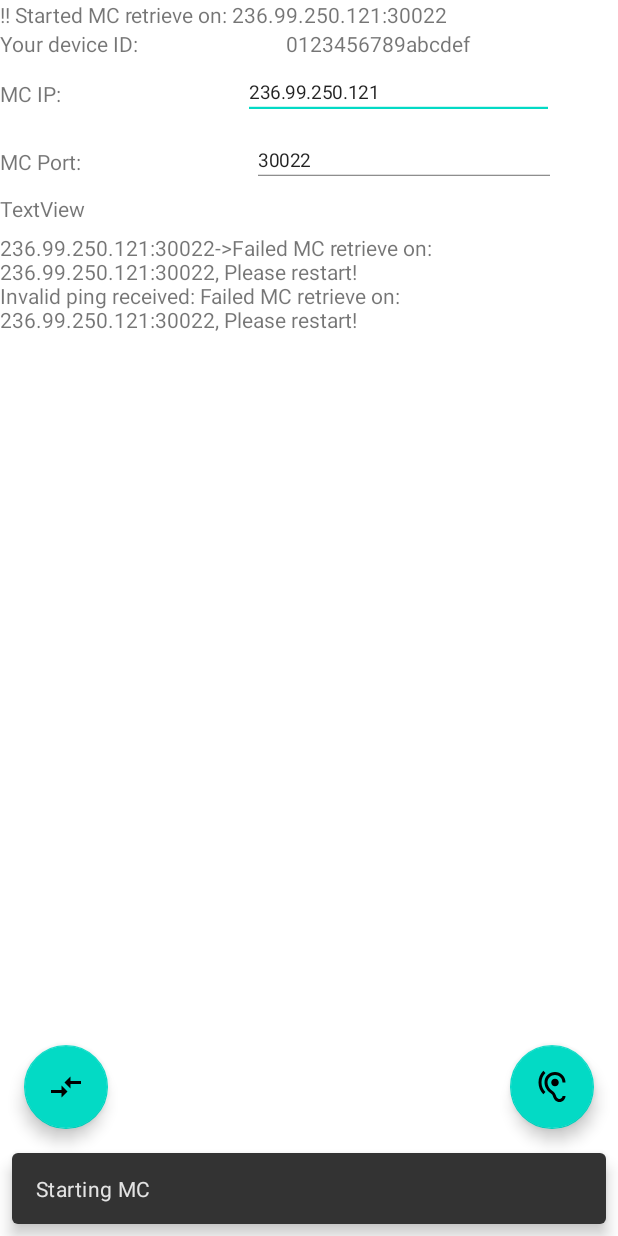
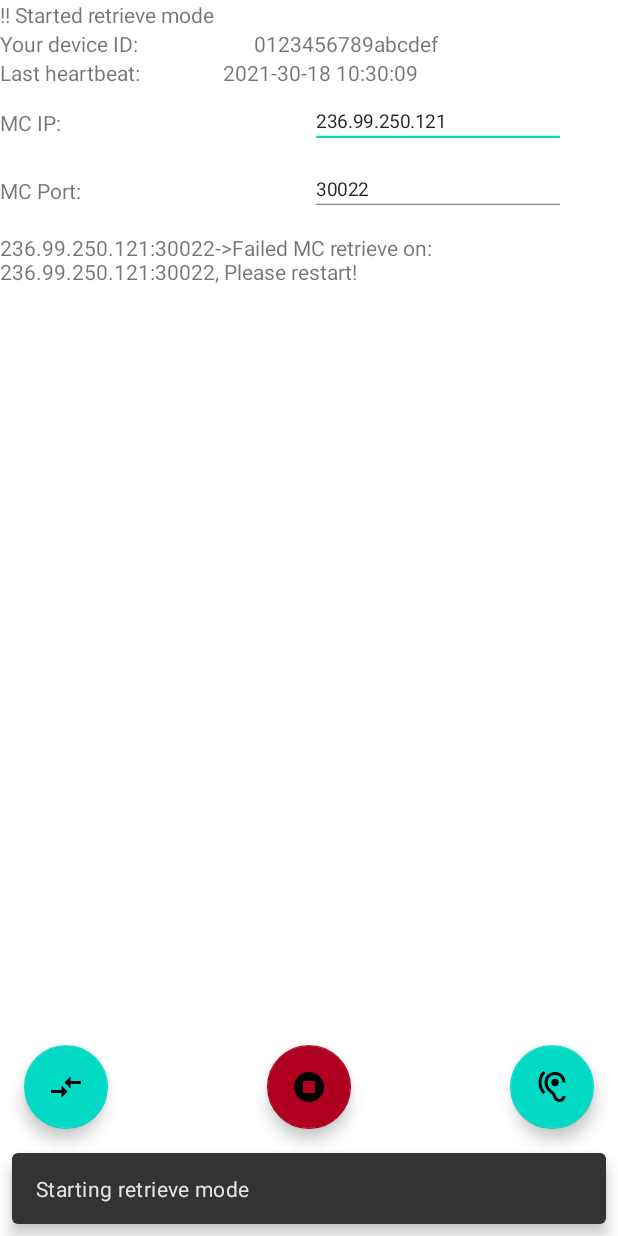
Before and after one commit to gvheertum/AndroidMulticastReceiverTest, an Android app: the screen it shows after launch (MainActivity), after a tap on an icon or button, on a phone screen of 412 x 824 dp. Run offline under Robolectric (Android 15) with nearby library versions, the phone set to English and light mode, and no system bars; 1 other tap on this screen came first.

Commit message:
Send diagnostics over Multicast

```diff
--- a/app/src/main/java/com/gvh/gvhmulticasttest/MainActivity.java
+++ b/app/src/main/java/com/gvh/gvhmulticasttest/MainActivity.java
@@ -1,5 +1,6 @@
 package com.gvh.gvhmulticasttest;
 
+import android.Manifest;
 import android.app.NotificationChannel;
 import android.app.NotificationManager;
 import android.media.AudioAttributes;
@@ -35,66 +36,77 @@ import java.util.ArrayList;
 public class MainActivity extends AppCompatActivity {
 
     public MulticastChannelClientFactory _clientFactory = new MulticastChannelClientFactory();
-    private String android_id;
+    public static String AndroidID;
     public static final String TAG = "OCG";
     TextView tv = null;
-    TextView tvReceivedContent = null;
+
     @Override
     @RequiresApi(api = Build.VERSION_CODES.N)
     protected void onCreate(Bundle savedInstanceState) {
+
+        //TODO: Derp... Arrays :D
+        String[] permToNeed = new String[1];
+        permToNeed[0] = Manifest.permission.ACCESS_COARSE_LOCATION;
+        requestPermissions(permToNeed,42);
+
         super.onCreate(savedInstanceState);
         setContentView(R.layout.activity_main);
+        InitControlsAndServices();
+    }
 
-        FloatingActionButton fabListen = findViewById(R.id.fabObserve);
-        FloatingActionButton fabTestMode = findViewById(R.id.fabTestMode);
-
-        tvReceivedContent = findViewById(R.id.tvReceived);
+    private void InitControlsAndServices()
+    {
         tv = findViewById(R.id.tvMcDetail);
         tv.setText("Click the button to start MC retrieve");
         createNotificationChannel();
 
+        AndroidID = Secure.getString(this.getApplicationContext().getContentResolver(),
+                Secure.ANDROID_ID);
+        ((TextView)findViewById(R.id.tvDeviceId)).setText(AndroidID);
 
-        android_id = Secure.getString(this.getApplicationContext().getContentResolver(),
-                Secure.ANDROID_ID);
-        TextView tvHWId = findViewById(R.id.tvDeviceId);
-        tvHWId.setText(android_id);
+        MainActivity self = this;
 
-        fabListen.setOnClickListener(new View.OnClickListener() {
+        //Attach button events
+        findViewById(R.id.fabObserve).setOnClickListener(new View.OnClickListener() {
             @Override
             public void onClick(View view) {
-                StartMCChannel(view);
+                if(view != null) {
+                    Snackbar.make(view, "Starting retrieve mode", Snackbar.LENGTH_LONG).show();
+                }
+                Log.d(TAG, "Starting receiver from button press");
+                runOnUiThread(() -> tv.setText("!! Started retrieve mode"));
+                new MulticastTestListener(GetMulticastIp(), GetMulticastPort(), _clientFactory, GetRingtoneUri(), self).Start();
             }
         });
 
-        fabTestMode.setOnClickListener(new View.OnClickListener() {
+        findViewById(R.id.fabTestMode).setOnClickListener(new View.OnClickListener() {
             @Override
             public void onClick(View view) {
-                StartTestMode(view);
+                if(view != null) {
+                    Snackbar.make(view, "Starting test mode", Snackbar.LENGTH_LONG).show();
+                }
+                Log.d(TAG, "Starting test mode");
+                runOnUiThread(() -> tv.setText("!! Started test mode"));
+                new MulticastTestPingTester(GetMulticastIp(), GetMulticastPort(), _clientFactory, self).Start();
+            }
+        });
+
+        findViewById(R.id.fabStop).setOnClickListener(new View.OnClickListener() {
+            @RequiresApi(api = Build.VERSION_CODES.N)
+            @Override
+            public void onClick(View view) {
+                if(view != null) {
+                    Snackbar.make(view, "Stopping processes", Snackbar.LENGTH_LONG).show();
+                }
+                Log.d(TAG, "Stopping processes");
+                runOnUiThread(() -> tv.setText("!! Stopped"));
+                _clientFactory.CloseClients();
             }
         });
     }
 
-    @RequiresApi(api = Build.VERSION_CODES.N)
-    private void StartMCChannel(View view)
-    {
-        if(view != null) {
-            Snackbar.make(view, "Starting MC", Snackbar.LENGTH_LONG).show();
-        }
-        Log.d(TAG, "Starting receiver from button press");
-        StartReceiver();
-    }
 
-    @RequiresApi(api = Build.VERSION_CODES.N)
-    private void StartTestMode(View view)
-    {
-        if(view != null) {
-            Snackbar.make(view, "Starting test mode", Snackbar.LENGTH_LONG).show();
-        }
-        Log.d(TAG, "Starting test mode");
-        StartTestMode();
-    }
-
-    private final String CHANNEL_ID = "OCCChan";
+    public final String CHANNEL_ID = "OCCChan";
     private void createNotificationChannel() {
         // Create the NotificationChannel, but only on API 26+ because
         // the NotificationChannel class is new and not in the support library
@@ -123,70 +135,14 @@ public class MainActivity extends AppCompatActivity {
         }
     }
 
-
-    @RequiresApi(api = Build.VERSION_CODES.N)
-    public void StartReceiver()
+    protected Uri GetRingtoneUri()
     {
-        String mcIp = GetMulticastIp();
-        Integer mcPort = GetMulticastPort();
-        StartListeningForMCTraffic(mcIp, mcPort);
-
-        runOnUiThread(() -> tv.setText("!! Started MC retrieve on: " + mcIp + ":" + mcPort));
+        String urlToAlarm = "android.resource://" + getPackageName() + "/" + R.raw.sound1short;
+        Log.d(TAG, urlToAlarm);
+        Uri alarmSound = Uri.parse(urlToAlarm);
+        return alarmSound;
     }
 
-    @RequiresApi(api = Build.VERSION_CODES.N)
-
-    public void StartTestMode()
-    {
-        String mcIp = GetMulticastIp();
-        Integer mcPort = GetMulticastPort();
-        StartTestForMCTraffic(mcIp, mcPort);
-        runOnUiThread(() -> tv.setText("!! Started MC Test on: " + mcIp + ":" + mcPort));
-    }
-
-    @RequiresApi(api = Build.VERSION_CODES.N)
-    private void StartListeningForMCTraffic(String ip, int port)
-    {
-        MulticastChannelClient client = _clientFactory.GetClient(ip, port);
-        client.StartReceiver((m) -> { runOnUiThread(() -> ProcessMulticastMessage(ip, port, m)); return "DONE"; } );
-    }
-
-    //TODO: This might be reusable with code above, the test and client mode has some overlap
-    @RequiresApi(api = Build.VERSION_CODES.N)
-    private void StartTestForMCTraffic(String ip, int port)
-    {
-        MulticastChannelClient client = _clientFactory.GetClient(ip, port);
-        client.StartReceiver((m) -> { runOnUiThread(() -> ProcessPong(ip, port, m)); return "DONE"; } );
-    }
-
-    private void ProcessMulticastMessage(String ip, int port, String multiCastMsg)
-    {
-        String dispMessage = ip + ":" + port + "->" + multiCastMsg;
-        Toast.makeText(MainActivity.this, dispMessage, Toast.LENGTH_SHORT).show();
-        NotifyUser(dispMessage);
-        AppendMCMessage(dispMessage);
-    }
-
-    @RequiresApi(api = Build.VERSION_CODES.N)
-    private void ProcessPong(String ip, int port, String multiCastMsg)
-    {
-        if(multiCastMsg.startsWith("MCPONG|"))
-        {
-            Log.d(TAG, "This is a pong, so ignore here!");
-        }
-        else if(multiCastMsg.startsWith("MCPING|"))
-        {
-            ClearMCMessage();
-            AppendMCMessage("Received: " + multiCastMsg);
-            String mcString = "MCPONG|" + multiCastMsg.substring(7) + "|" + android_id;
-            AppendMCMessage("Reply: " + mcString);
-            _clientFactory.GetClient(ip, port).BroadcastInformation(mcString); //TODO: Device name must be dynamic
-        }
-        else
-        {
-            AppendMCMessage("Invalid ping received: " + multiCastMsg);
-        }
-    }
 
     private String GetMulticastIp()
     {
@@ -200,47 +156,4 @@ public class MainActivity extends AppCompatActivity {
         return Integer.parseInt(tf.getText().toString());
     }
 
-    private String messageContent = "";
-    private void AppendMCMessage(String message)
-    {
-        messageContent = message + "\r\n" + messageContent;
-        tvReceivedContent.setText(messageContent);
-    }
-
-    private void ClearMCMessage()
-    {
-        messageContent = "";
-        tvReceivedContent.setText(messageContent);
-    }
-
-    int notificationId = 0;
-    private void NotifyUser(String message)
-    {
-        //Define sound URI
-        //Uri soundUri = RingtoneManager.getDefaultUri(RingtoneManager.TYPE_NOTIFICATION);
-
-        String urlToAlarm = "android.resource://" + getPackageName() + "/" + R.raw.sound1short;
-        Log.d(TAG, urlToAlarm);
-        Uri alarmSound = Uri.parse(urlToAlarm);
-        Ringtone r = RingtoneManager.getRingtone(this.getApplicationContext(), alarmSound);
-        r.play();
-
-        //TODO: Somehow the sound of the notification is still the default messaging sound, so we had to improvise to get the sound working
-
-        NotificationCompat.Builder builder = new NotificationCompat.Builder(this, CHANNEL_ID)
-                .setSmallIcon(R.drawable.notification_icon_foreground)
-                .setContentTitle("Multicast received")
-                .setContentText(message)
-                //.setSound(Uri.parse(urlToAlarm))
-                .setPriority(NotificationCompat.PRIORITY_MAX);
-        NotificationManagerCompat notificationManager = NotificationManagerCompat.from(this);
-
-
-
-        // notificationId is a unique int for each notification that you must define
-        notificationManager.notify(notificationId, builder.build());
-        notificationId++;
-    }
-
-
 }
--- a/app/src/main/java/com/gvh/gvhmulticasttest/MulticastChannelClient.java
+++ b/app/src/main/java/com/gvh/gvhmulticasttest/MulticastChannelClient.java
@@ -20,7 +20,9 @@ public class MulticastChannelClient {
     private String _ip;
     private int _port;
     private boolean _running;
-
+    MulticastSocket socket = null;
+    InetAddress group = null;
+    private Thread thread = null;
     public String GetIP() { return _ip; }
     public int GetPort() { return _port; }
 
@@ -34,10 +36,9 @@ public class MulticastChannelClient {
     public void StartReceiver(Function<String, String> messageReceiveHandler)
     {
         if(_running) { Log.d(TAG, "Already running, ignoring request"); return;}
-        new Thread() {
+        thread = new Thread() {
             public void run() {
-                MulticastSocket socket = null;
-                InetAddress group = null;
+
                 //TODO: This code will open 2 event listeners when executed twice, there should be more sane handling of logic/duplication, but for now meh.
                 //TODO: Having a double message is not that much of a hassle
                 try
@@ -73,15 +74,30 @@ public class MulticastChannelClient {
                         }
                     }
                     Log.d(TAG, "MC Thread dead yo!");
-                    messageReceiveHandler.apply("Failed MC retrieve on: " + _ip + ":" + _port + ", Please restart!"); //TODO: handle the rest and handle already running state
+                    messageReceiveHandler.apply("Failed MC retrieve on: " + _ip + ":" + _port + ", Please restart!");
                 }
             }
-        }.start();
+        };
+        thread.start();
     }
 
-    public void StopReceiver()
+    public void Close()
     {
-
+        Log.d(TAG, "Calling close");
+        if (_running && thread != null && socket != null) {
+            Log.d(TAG, "Is running, so killing it off");
+            try {
+                thread.interrupt();
+                if (group != null) {
+                    socket.leaveGroup(group);
+                }
+                socket.close();
+            }
+            catch(IOException e) {
+                Log.d(TAG, e.getMessage());
+            }
+        }
+        _running = false;
     }
 
     public void BroadcastInformation(String message)
--- a/app/src/main/java/com/gvh/gvhmulticasttest/MulticastChannelClientFactory.java
+++ b/app/src/main/java/com/gvh/gvhmulticasttest/MulticastChannelClientFactory.java
@@ -10,7 +10,7 @@ import java.util.concurrent.atomic.AtomicReference;
 
 public class MulticastChannelClientFactory
 {
-    public ArrayList<MulticastChannelClient> _multicastClients = new ArrayList<MulticastChannelClient>();
+    private ArrayList<MulticastChannelClient> _multicastClients = new ArrayList<MulticastChannelClient>();
 
     @RequiresApi(api = Build.VERSION_CODES.N)
     public MulticastChannelClient GetClient(String ip, int port)
@@ -29,4 +29,11 @@ public class MulticastChannelClientFactory
         _multicastClients.add(newItem);
         return newItem;
     }
+
+    @RequiresApi(api = Build.VERSION_CODES.N)
+    public void CloseClients()
+    {
+        _multicastClients.forEach((e) -> { e.Close(); });
+        _multicastClients = new ArrayList<MulticastChannelClient>();
+    }
 }
--- /dev/null
+++ b/app/src/main/java/com/gvh/gvhmulticasttest/MulticastTestBase.java
@@ -0,0 +1,51 @@
+package com.gvh.gvhmulticasttest;
+
+import android.widget.TextView;
+
+import java.text.DateFormat;
+import java.text.SimpleDateFormat;
+import java.util.Calendar;
+import java.util.Date;
+
+public class MulticastTestBase {
+    protected final MulticastChannelClientFactory _clientFactory;
+    protected final int _port;
+    protected final String _ip;
+    private final TextView _outputChannel;
+    protected static final String TAG = "OCG";
+    protected final MainActivity _parentActivity;
+
+    public MulticastTestBase(String ip, int port, MulticastChannelClientFactory clientFactory, MainActivity parentActivity)
+    {
+        _port = port;
+        _ip = ip;
+        _clientFactory = clientFactory;
+        _outputChannel = parentActivity.findViewById(R.id.tvReceived);
+        _parentActivity = parentActivity;
+
+        //Kill all running threads:
+        _clientFactory.CloseClients();
+    }
+
+    private String messageContent = "";
+    protected void AppendMCMessage(String message)
+    {
+        messageContent = message + "\r\n" + messageContent;
+        _outputChannel.setText(messageContent);
+    }
+
+    protected void ClearMCMessage()
+    {
+        messageContent = "";
+        _outputChannel.setText(messageContent);
+    }
+
+    protected void UpdateLastBeat()
+    {
+        Date date = Calendar.getInstance().getTime();
+        DateFormat dateFormat = new SimpleDateFormat("yyyy-mm-dd hh:mm:ss");
+        String strDate = dateFormat.format(date);
+
+        ((TextView)_parentActivity.findViewById(R.id.tvLastBeat)).setText(strDate);
+    }
+}
--- /dev/null
+++ b/app/src/main/java/com/gvh/gvhmulticasttest/MulticastTestListener.java
@@ -0,0 +1,58 @@
+package com.gvh.gvhmulticasttest;
+
+import android.media.Ringtone;
+import android.media.RingtoneManager;
+import android.net.Uri;
+import android.os.Build;
+import android.widget.Toast;
+
+import androidx.annotation.RequiresApi;
+import androidx.core.app.NotificationCompat;
+import androidx.core.app.NotificationManagerCompat;
+
+public class MulticastTestListener extends MulticastTestBase {
+    private Uri _alarmSignal;
+
+    public MulticastTestListener(String ip, int port, MulticastChannelClientFactory clientFactory, Uri alarmSignal,  MainActivity parentActivity) {
+        super(ip, port, clientFactory, parentActivity);
+        _alarmSignal = alarmSignal;
+    }
+
+
+    @RequiresApi(api = Build.VERSION_CODES.N)
+    public void Start()
+    {
+        MulticastChannelClient client = _clientFactory.GetClient(_ip, _port);
+        client.StartReceiver((m) -> { _parentActivity.runOnUiThread(() -> ProcessMulticastMessage(_ip, _port, m)); return "DONE"; } );
+    }
+
+    private void ProcessMulticastMessage(String ip, int port, String multiCastMsg)
+    {
+        UpdateLastBeat();
+        String dispMessage = ip + ":" + port + "->" + multiCastMsg;
+        Toast.makeText(_parentActivity, dispMessage, Toast.LENGTH_SHORT).show();
+        NotifyUser(dispMessage);
+        AppendMCMessage(dispMessage);
+    }
+
+    int notificationId = 0;
+    private void NotifyUser(String message)
+    {
+        Ringtone r = RingtoneManager.getRingtone(_parentActivity.getApplicationContext(), _alarmSignal);
+        r.play();
+
+        //TODO: Somehow the sound of the notification is still the default messaging sound, so we had to improvise to get the sound working
+
+        NotificationCompat.Builder builder = new NotificationCompat.Builder(_parentActivity, _parentActivity.CHANNEL_ID)
+                .setSmallIcon(R.drawable.notification_icon_foreground)
+                .setContentTitle("Multicast received")
+                .setContentText(message)
+                //.setSound(Uri.parse(urlToAlarm))
+                .setPriority(NotificationCompat.PRIORITY_MAX);
+        NotificationManagerCompat notificationManager = NotificationManagerCompat.from(_parentActivity);
+
+        // notificationId is a unique int for each notification that you must define
+        notificationManager.notify(notificationId, builder.build());
+        notificationId++;
+    }
+}
--- /dev/null
+++ b/app/src/main/res/drawable/ic_baseline_stop_circle_24.xml
@@ -0,0 +1,11 @@
+<vector xmlns:android="http://schemas.android.com/apk/res/android"
+    android:width="24dp"
+    android:height="24dp"
+    android:viewportWidth="24"
+    android:viewportHeight="24"
+    android:tint="?attr/colorControlNormal">
+  <path
+      android:fillColor="@android:color/white"
+      android:pathData="M8,16h8V8H8V16zM12,2C6.48,2 2,6.48 2,12s4.48,10 10,10s10,-4.48 10,-10S17.52,2 12,2L12,2z"
+      android:fillType="evenOdd"/>
+</vector>
--- a/app/src/main/res/layout/activity_main.xml
+++ b/app/src/main/res/layout/activity_main.xml
@@ -21,6 +21,16 @@
         android:layout_gravity="bottom|end"
         android:layout_margin="@dimen/fab_margin"
         app:srcCompat="@drawable/ic_baseline_hearing_24" />
+
+    <com.google.android.material.floatingactionbutton.FloatingActionButton
+        android:id="@+id/fabStop"
+        android:layout_width="wrap_content"
+        android:layout_height="wrap_content"
+        android:layout_gravity="bottom|center_horizontal"
+        android:layout_margin="@dimen/fab_margin"
+        android:clickable="true"
+        app:backgroundTint="@color/design_default_color_error"
+        app:srcCompat="@drawable/ic_baseline_stop_circle_24" />
 
     <LinearLayout
         android:layout_width="match_parent"
@@ -47,7 +57,7 @@
 
             <TextView
                 android:id="@+id/textView"
-                android:layout_width="wrap_content"
+                android:layout_width="50dp"
                 android:layout_height="wrap_content"
                 android:layout_weight="1"
                 android:text="Your device ID:" />
@@ -67,8 +77,28 @@
             android:orientation="horizontal">
 
             <TextView
+                android:id="@+id/textView5"
+                android:layout_width="16dp"
+                android:layout_height="wrap_content"
+                android:layout_weight="1"
+                android:text="Last heartbeat:" />
+
+            <TextView
+                android:id="@+id/tvLastBeat"
+                android:layout_width="wrap_content"
+                android:layout_height="wrap_content"
+                android:layout_weight="1"
+                android:text="N/A" />
+        </LinearLayout>
+
+        <LinearLayout
+            android:layout_width="match_parent"
+            android:layout_height="match_parent"
+            android:orientation="horizontal">
+
+            <TextView
                 android:id="@+id/textView3"
-                android:layout_width="wrap_content"
+                android:layout_width="146dp"
                 android:layout_height="wrap_content"
                 android:layout_weight="1"
                 android:text="MC IP:" />
@@ -92,7 +122,7 @@
 
             <TextView
                 android:id="@+id/textView4"
-                android:layout_width="wrap_content"
+                android:layout_width="146dp"
                 android:layout_height="wrap_content"
                 android:layout_weight="1"
                 android:text="MC Port:" />
@@ -110,19 +140,6 @@
 
         </LinearLayout>
 
-        <LinearLayout
-            android:layout_width="match_parent"
-            android:layout_height="match_parent"
-            android:orientation="horizontal">
-
-            <TextView
-                android:id="@+id/textView5"
-                android:layout_width="wrap_content"
-                android:layout_height="wrap_content"
-                android:layout_weight="1"
-                android:text="TextView" />
-        </LinearLayout>
-
         <TextView
             android:id="@+id/tvReceived"
             android:layout_width="wrap_content"
--- a/build.gradle
+++ b/build.gradle
@@ -1,11 +1,14 @@
 // Top-level build file where you can add configuration options common to all sub-projects/modules.
 buildscript {
+    ext.kotlin_version = '1.4.30-M1'
     repositories {
         google()
         jcenter()
+        maven { url 'https://dl.bintray.com/kotlin/kotlin-eap' }
     }
     dependencies {
         classpath "com.android.tools.build:gradle:4.1.1"
+        classpath "org.jetbrains.kotlin:kotlin-gradle-plugin:$kotlin_version"
 
         // NOTE: Do not place your application dependencies here; they belong
         // in the individual module build.gradle files
```
Also changed, not shown: app/build.gradle (+7 -0 lines), app/src/main/AndroidManifest.xml (+6 -4 lines), app/src/main/java/com/gvh/gvhmulticasttest/DeviceStatusHelper.kt (added, +160 -0 lines), app/src/main/java/com/gvh/gvhmulticasttest/DeviceStatusMetric.kt (added, +27 -0 lines), app/src/main/java/com/gvh/gvhmulticasttest/MulticastTestPingTester.java (added, +59 -0 lines), app/src/main/res/navigation/nav_graph.xml (deleted, +0 -48 lines), app/src/main/res/values/strings.xml (+1 -8 lines).
